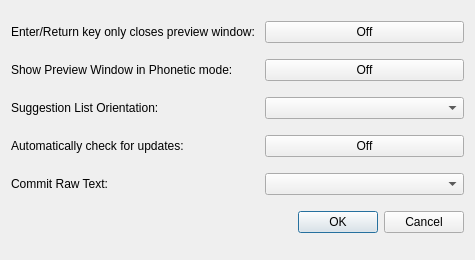
Qt form src/frontend/SettingsDialog.ui (OpenBangla/OpenBangla-Keyboard) before a commit.
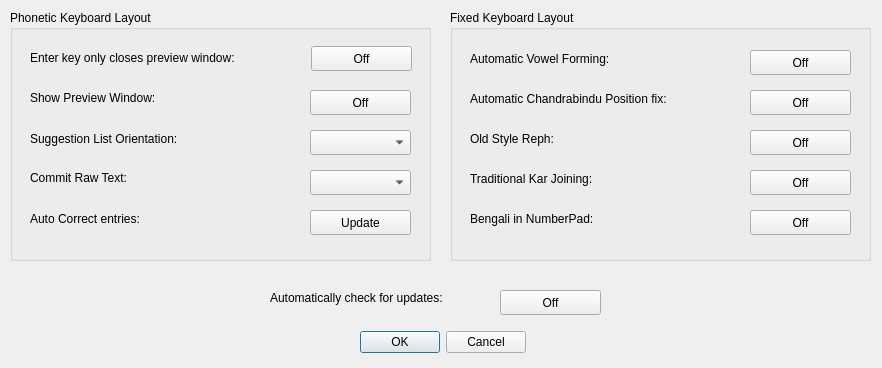
The same form after that commit.

Commit message: Merge Settings menu into Settings dialog! :tada:

Patch:
```diff
--- a/src/frontend/SettingsDialog.ui
+++ b/src/frontend/SettingsDialog.ui
@@ -6,8 +6,8 @@
    <rect>
     <x>0</x>
     <y>0</y>
-    <width>475</width>
-    <height>260</height>
+    <width>882</width>
+    <height>368</height>
    </rect>
   </property>
   <property name="sizePolicy">
@@ -19,115 +19,379 @@
   <property name="windowTitle">
    <string>Settings</string>
   </property>
-  <layout class="QGridLayout" name="gridLayout">
-   <item row="0" column="0">
-    <widget class="QLabel" name="label">
-     <property name="sizePolicy">
-      <sizepolicy hsizetype="Fixed" vsizetype="Fixed">
-       <horstretch>0</horstretch>
-       <verstretch>0</verstretch>
-      </sizepolicy>
-     </property>
-     <property name="text">
-      <string>&lt;html&gt;&lt;head/&gt;&lt;body&gt;&lt;p&gt;Enter/Return key only closes preview
-                            window:&lt;/p&gt;&lt;/body&gt;&lt;/html&gt;
-                        </string>
-     </property>
-    </widget>
-   </item>
-   <item row="0" column="1">
-    <widget class="QPushButton" name="btnClosePrevWin">
-     <property name="text">
-      <string>Off</string>
-     </property>
-     <property name="checkable">
-      <bool>true</bool>
-     </property>
-    </widget>
-   </item>
-   <item row="1" column="0">
-    <widget class="QLabel" name="label_2">
-     <property name="sizePolicy">
-      <sizepolicy hsizetype="Fixed" vsizetype="Fixed">
-       <horstretch>0</horstretch>
-       <verstretch>0</verstretch>
-      </sizepolicy>
-     </property>
-     <property name="text">
-      <string>&lt;html&gt;&lt;head/&gt;&lt;body&gt;&lt;p&gt;Show Preview Window in Phonetic mode:&lt;/p&gt;&lt;/body&gt;&lt;/html&gt;</string>
-     </property>
-    </widget>
-   </item>
-   <item row="1" column="1">
-    <widget class="QPushButton" name="btnShowPrevWin">
-     <property name="text">
-      <string>Off</string>
-     </property>
-     <property name="checkable">
-      <bool>true</bool>
-     </property>
-    </widget>
-   </item>
-   <item row="2" column="0">
-    <widget class="QLabel" name="label_3">
-     <property name="sizePolicy">
-      <sizepolicy hsizetype="Fixed" vsizetype="Fixed">
-       <horstretch>0</horstretch>
-       <verstretch>0</verstretch>
-      </sizepolicy>
-     </property>
-     <property name="text">
-      <string>Suggestion List Orientation:</string>
-     </property>
-    </widget>
-   </item>
-   <item row="2" column="1">
-    <widget class="QComboBox" name="cmbOrientation"/>
-   </item>
-   <item row="3" column="0">
-    <widget class="QLabel" name="label_4">
-     <property name="sizePolicy">
-      <sizepolicy hsizetype="Fixed" vsizetype="Fixed">
-       <horstretch>0</horstretch>
-       <verstretch>0</verstretch>
-      </sizepolicy>
-     </property>
-     <property name="text">
-      <string>&lt;html&gt;&lt;head/&gt;&lt;body&gt;&lt;p&gt;Automatically check for updates:&lt;/p&gt;&lt;/body&gt;&lt;/html&gt;</string>
-     </property>
-    </widget>
-   </item>
-   <item row="3" column="1">
-    <widget class="QPushButton" name="btnCheckUpdate">
-     <property name="text">
-      <string>Off</string>
-     </property>
-     <property name="checkable">
-      <bool>true</bool>
-     </property>
-    </widget>
-   </item>
-   <item row="4" column="0">
-    <widget class="QLabel" name="label_5">
-     <property name="text">
-      <string>&lt;html&gt;&lt;head/&gt;&lt;body&gt;&lt;p&gt;Commit Raw Text:&lt;/p&gt;&lt;/body&gt;&lt;/html&gt;</string>
-     </property>
-    </widget>
-   </item>
-   <item row="4" column="1">
-    <widget class="QComboBox" name="cmbRawTxt"/>
-   </item>
-   <item row="5" column="0" colspan="2">
-    <widget class="QDialogButtonBox" name="buttonBox">
-     <property name="orientation">
-      <enum>Qt::Horizontal</enum>
-     </property>
-     <property name="standardButtons">
-      <set>QDialogButtonBox::Cancel|QDialogButtonBox::Ok</set>
-     </property>
-    </widget>
-   </item>
-  </layout>
+  <widget class="QDialogButtonBox" name="buttonBox">
+   <property name="geometry">
+    <rect>
+     <x>360</x>
+     <y>330</y>
+     <width>166</width>
+     <height>25</height>
+    </rect>
+   </property>
+   <property name="orientation">
+    <enum>Qt::Horizontal</enum>
+   </property>
+   <property name="standardButtons">
+    <set>QDialogButtonBox::Cancel|QDialogButtonBox::Ok</set>
+   </property>
+  </widget>
+  <widget class="QGroupBox" name="groupFixed">
+   <property name="geometry">
+    <rect>
+     <x>450</x>
+     <y>10</y>
+     <width>421</width>
+     <height>251</height>
+    </rect>
+   </property>
+   <property name="title">
+    <string>Fixed Keyboard Layout</string>
+   </property>
+   <widget class="QLabel" name="label_6">
+    <property name="geometry">
+     <rect>
+      <x>20</x>
+      <y>40</y>
+      <width>251</width>
+      <height>17</height>
+     </rect>
+    </property>
+    <property name="text">
+     <string>Automatic Vowel Forming:</string>
+    </property>
+   </widget>
+   <widget class="QPushButton" name="btnAutoChandra">
+    <property name="geometry">
+     <rect>
+      <x>300</x>
+      <y>80</y>
+      <width>101</width>
+      <height>25</height>
+     </rect>
+    </property>
+    <property name="text">
+     <string>Off</string>
+    </property>
+    <property name="checkable">
+     <bool>true</bool>
+    </property>
+   </widget>
+   <widget class="QPushButton" name="btnAutoVowel">
+    <property name="geometry">
+     <rect>
+      <x>300</x>
+      <y>40</y>
+      <width>101</width>
+      <height>25</height>
+     </rect>
+    </property>
+    <property name="text">
+     <string>Off</string>
+    </property>
+    <property name="checkable">
+     <bool>true</bool>
+    </property>
+   </widget>
+   <widget class="QLabel" name="label_7">
+    <property name="geometry">
+     <rect>
+      <x>20</x>
+      <y>80</y>
+      <width>261</width>
+      <height>17</height>
+     </rect>
+    </property>
+    <property name="text">
+     <string>Automatic Chandrabindu Position fix:</string>
+    </property>
+   </widget>
+   <widget class="QLabel" name="label_8">
+    <property name="geometry">
+     <rect>
+      <x>20</x>
+      <y>120</y>
+      <width>251</width>
+      <height>17</height>
+     </rect>
+    </property>
+    <property name="text">
+     <string>Old Style Reph:</string>
+    </property>
+   </widget>
+   <widget class="QPushButton" name="btnOldReph">
+    <property name="geometry">
+     <rect>
+      <x>300</x>
+      <y>120</y>
+      <width>101</width>
+      <height>25</height>
+     </rect>
+    </property>
+    <property name="text">
+     <string>Off</string>
+    </property>
+    <property name="checkable">
+     <bool>true</bool>
+    </property>
+   </widget>
+   <widget class="QLabel" name="label_9">
+    <property name="geometry">
+     <rect>
+      <x>20</x>
+      <y>160</y>
+      <width>251</width>
+      <height>17</height>
+     </rect>
+    </property>
+    <property name="text">
+     <string>Traditional Kar Joining:</string>
+    </property>
+   </widget>
+   <widget class="QPushButton" name="btnKarJoining">
+    <property name="geometry">
+     <rect>
+      <x>300</x>
+      <y>160</y>
+      <width>101</width>
+      <height>25</height>
+     </rect>
+    </property>
+    <property name="text">
+     <string>Off</string>
+    </property>
+    <property name="checkable">
+     <bool>true</bool>
+    </property>
+   </widget>
+   <widget class="QLabel" name="label_10">
+    <property name="geometry">
+     <rect>
+      <x>20</x>
+      <y>200</y>
+      <width>251</width>
+      <height>17</height>
+     </rect>
+    </property>
+    <property name="text">
+     <string>Bengali in NumberPad:</string>
+    </property>
+   </widget>
+   <widget class="QPushButton" name="btnNumberpad">
+    <property name="geometry">
+     <rect>
+      <x>300</x>
+      <y>200</y>
+      <width>101</width>
+      <height>25</height>
+     </rect>
+    </property>
+    <property name="text">
+     <string>Off</string>
+    </property>
+    <property name="checkable">
+     <bool>true</bool>
+    </property>
+   </widget>
+  </widget>
+  <widget class="QGroupBox" name="groupPhonetic">
+   <property name="geometry">
+    <rect>
+     <x>10</x>
+     <y>10</y>
+     <width>421</width>
+     <height>251</height>
+    </rect>
+   </property>
+   <property name="title">
+    <string>Phonetic Keyboard Layout</string>
+   </property>
+   <widget class="QComboBox" name="cmbOrientation">
+    <property name="geometry">
+     <rect>
+      <x>300</x>
+      <y>120</y>
+      <width>101</width>
+      <height>25</height>
+     </rect>
+    </property>
+   </widget>
+   <widget class="QPushButton" name="btnClosePrevWin">
+    <property name="geometry">
+     <rect>
+      <x>301</x>
+      <y>36</y>
+      <width>101</width>
+      <height>25</height>
+     </rect>
+    </property>
+    <property name="text">
+     <string>Off</string>
+    </property>
+    <property name="checkable">
+     <bool>true</bool>
+    </property>
+   </widget>
+   <widget class="QLabel" name="label_2">
+    <property name="geometry">
+     <rect>
+      <x>20</x>
+      <y>80</y>
+      <width>280</width>
+      <height>17</height>
+     </rect>
+    </property>
+    <property name="sizePolicy">
+     <sizepolicy hsizetype="Fixed" vsizetype="Fixed">
+      <horstretch>0</horstretch>
+      <verstretch>0</verstretch>
+     </sizepolicy>
+    </property>
+    <property name="text">
+     <string>&lt;html&gt;&lt;head/&gt;&lt;body&gt;&lt;p&gt;Show Preview Window:&lt;/p&gt;&lt;/body&gt;&lt;/html&gt;</string>
+    </property>
+   </widget>
+   <widget class="QLabel" name="label_5">
+    <property name="geometry">
+     <rect>
+      <x>20</x>
+      <y>160</y>
+      <width>123</width>
+      <height>17</height>
+     </rect>
+    </property>
+    <property name="text">
+     <string>&lt;html&gt;&lt;head/&gt;&lt;body&gt;&lt;p&gt;Commit Raw Text:&lt;/p&gt;&lt;/body&gt;&lt;/html&gt;</string>
+    </property>
+   </widget>
+   <widget class="QComboBox" name="cmbRawTxt">
+    <property name="geometry">
+     <rect>
+      <x>300</x>
+      <y>160</y>
+      <width>101</width>
+      <height>25</height>
+     </rect>
+    </property>
+   </widget>
+   <widget class="QLabel" name="label_3">
+    <property name="geometry">
+     <rect>
+      <x>20</x>
+      <y>120</y>
+      <width>191</width>
+      <height>17</height>
+     </rect>
+    </property>
+    <property name="sizePolicy">
+     <sizepolicy hsizetype="Fixed" vsizetype="Fixed">
+      <horstretch>0</horstretch>
+      <verstretch>0</verstretch>
+     </sizepolicy>
+    </property>
+    <property name="text">
+     <string>Suggestion List Orientation:</string>
+    </property>
+   </widget>
+   <widget class="QLabel" name="label">
+    <property name="geometry">
+     <rect>
+      <x>20</x>
+      <y>40</y>
+      <width>271</width>
+      <height>17</height>
+     </rect>
+    </property>
+    <property name="sizePolicy">
+     <sizepolicy hsizetype="Fixed" vsizetype="Fixed">
+      <horstretch>0</horstretch>
+      <verstretch>0</verstretch>
+     </sizepolicy>
+    </property>
+    <property name="text">
+     <string>&lt;html&gt;&lt;head/&gt;&lt;body&gt;&lt;p&gt;Enter key only closes preview window:&lt;/p&gt;&lt;/body&gt;&lt;/html&gt;</string>
+    </property>
+   </widget>
+   <widget class="QPushButton" name="btnShowPrevWin">
+    <property name="geometry">
+     <rect>
+      <x>300</x>
+      <y>80</y>
+      <width>101</width>
+      <height>25</height>
+     </rect>
+    </property>
+    <property name="text">
+     <string>Off</string>
+    </property>
+    <property name="checkable">
+     <bool>true</bool>
+    </property>
+   </widget>
+   <widget class="QLabel" name="label_11">
+    <property name="geometry">
+     <rect>
+      <x>20</x>
+      <y>200</y>
+      <width>271</width>
+      <height>17</height>
+     </rect>
+    </property>
+    <property name="text">
+     <string>Auto Correct entries:</string>
+    </property>
+   </widget>
+   <widget class="QPushButton" name="btnACUpdate">
+    <property name="geometry">
+     <rect>
+      <x>300</x>
+      <y>200</y>
+      <width>101</width>
+      <height>25</height>
+     </rect>
+    </property>
+    <property name="text">
+     <string>Update</string>
+    </property>
+    <property name="checkable">
+     <bool>false</bool>
+    </property>
+   </widget>
+  </widget>
+  <widget class="QPushButton" name="btnCheckUpdate">
+   <property name="geometry">
+    <rect>
+     <x>500</x>
+     <y>290</y>
+     <width>101</width>
+     <height>25</height>
+    </rect>
+   </property>
+   <property name="text">
+    <string>Off</string>
+   </property>
+   <property name="checkable">
+    <bool>true</bool>
+   </property>
+  </widget>
+  <widget class="QLabel" name="label_4">
+   <property name="geometry">
+    <rect>
+     <x>270</x>
+     <y>290</y>
+     <width>231</width>
+     <height>17</height>
+    </rect>
+   </property>
+   <property name="sizePolicy">
+    <sizepolicy hsizetype="Fixed" vsizetype="Fixed">
+     <horstretch>0</horstretch>
+     <verstretch>0</verstretch>
+    </sizepolicy>
+   </property>
+   <property name="text">
+    <string>&lt;html&gt;&lt;head/&gt;&lt;body&gt;&lt;p&gt;Automatically check for updates:&lt;/p&gt;&lt;/body&gt;&lt;/html&gt;</string>
+   </property>
+  </widget>
  </widget>
  <resources/>
  <connections>
```
The commit also changes 5 other files.
